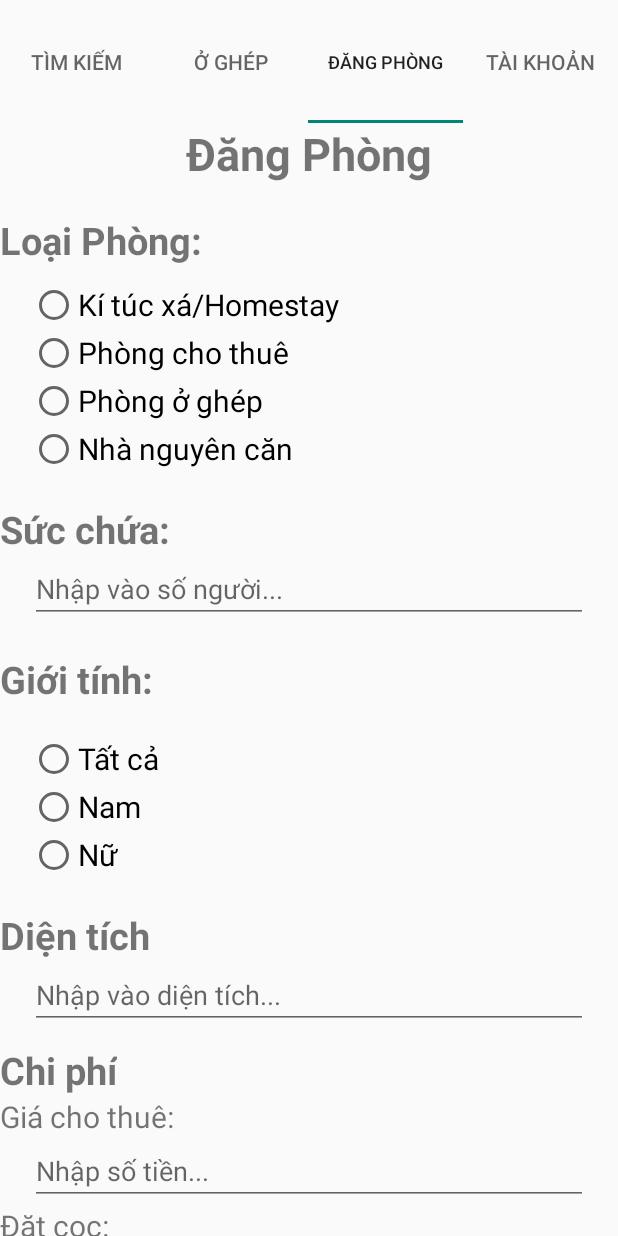
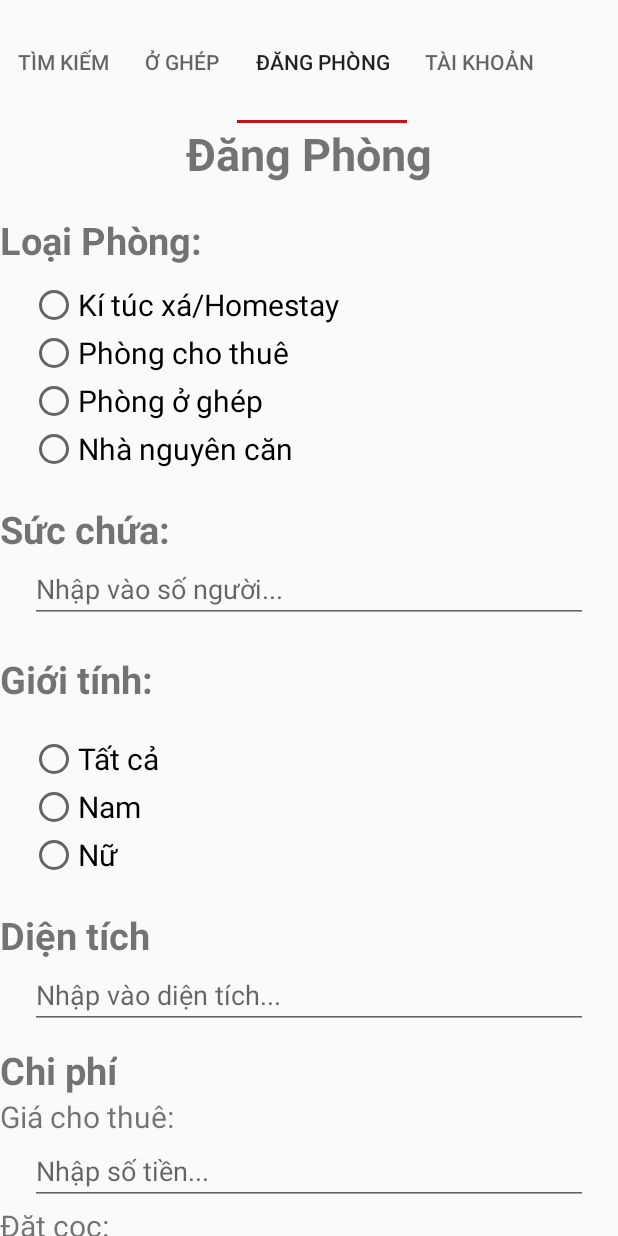
Before and after one commit to dangtuanphong238/Project_TimPhongTro_Nhom4, an Android app: the MainActivity screen opened directly, with no data from a screen before it, tab 3 chosen, on a phone screen of 412 x 824 dp. Run offline under Robolectric (Android 15) with nearby library versions, the phone set to English and light mode, and no system bars; our stand-ins replace Firebase (no records; nobody signed in at launch, a user with empty details on screens opened directly).

Commit message:
update Tablayout

```diff
--- a/app/src/main/res/layout/activity_main.xml
+++ b/app/src/main/res/layout/activity_main.xml
@@ -12,6 +12,8 @@
         android:layout_width="match_parent"
         android:layout_height="0dp"
         android:layout_weight="1"
+        app:tabMode="scrollable"
+        app:tabIndicatorColor="@color/colorRed"
         >
 
         <com.google.android.material.tabs.TabItem
--- a/app/src/main/res/menu/navigation_menu.xml
+++ /dev/null
@@ -1,21 +0,0 @@
-<?xml version="1.0" encoding="utf-8"?>
-<menu xmlns:android="http://schemas.android.com/apk/res/android">
-    <item
-        android:id="@+id/myProfile"
-        android:title="My Profile"
-        android:icon="@drawable/ic_person_black_24dp">
-
-    </item>
-    <item
-        android:id="@+id/settings"
-        android:title="Settings"
-        android:icon="@drawable/ic_settings_black_24dp">
-
-    </item>
-    <item
-        android:id="@+id/editProfile"
-        android:title="Edit Profile"
-        android:icon="@drawable/ic_edit_black_24dp">
-
-    </item>
-</menu>
```
